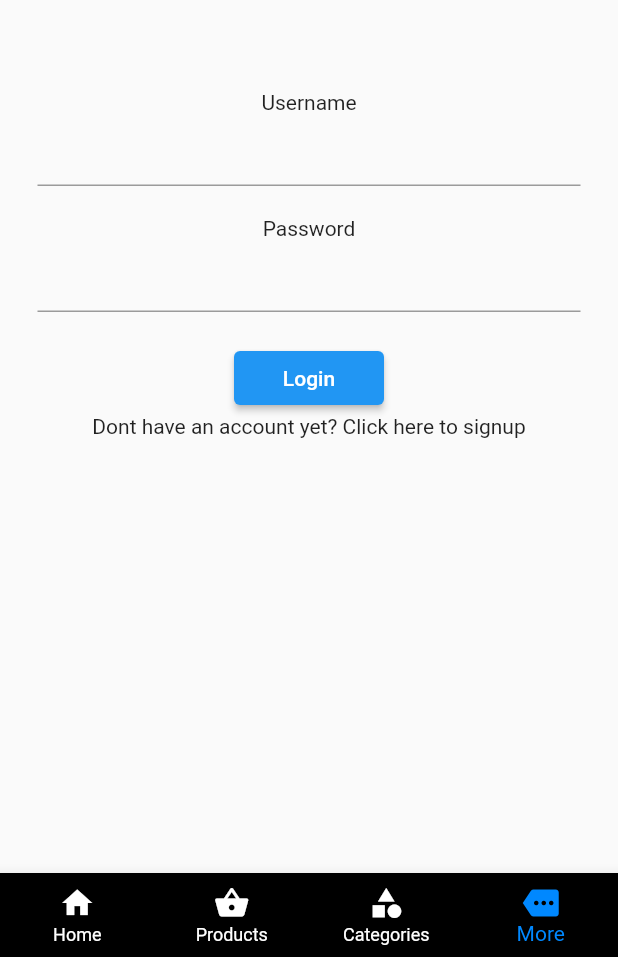
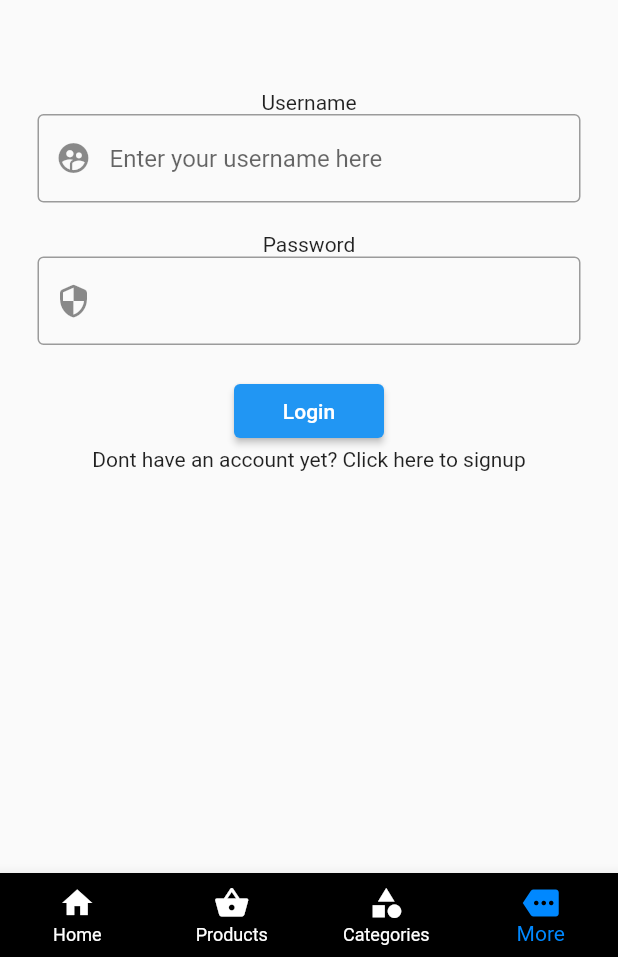
Before and after one commit to karimaboelregal/E-Commerce, a Flutter app: the screen it shows after launch, item 4 of the bottom bar chosen, after a tap on "Login", on a phone screen of 412 x 824 dp, the part 279-1236 px from its top. Run offline on Flutter 3.47's test engine with Material 2 defaults, Android fonts, the phone set to English and light mode, and no system bars; network calls fail.

Commit message:
adel commit + minor changes

```diff
--- a/lib/screens/user_screens/more_screens/login.dart
+++ b/lib/screens/user_screens/more_screens/login.dart
@@ -24,14 +24,36 @@ class Login extends StatelessWidget {
                 ),
               ],
             )),
-            const SizedBox(height: 60,),
+            const SizedBox(
+              height: 60,
+            ),
             Center(child: Text("Username")),
-            Container(width: MediaQuery.of(context).size.width - 50, child: TextField(),),
-            SizedBox(height:20),
+            Container(
+              width: MediaQuery.of(context).size.width - 50,
+              child: TextFormField(
+
+                decoration: InputDecoration(
+                  prefixIcon: Icon(Icons.supervised_user_circle),
+                  border: OutlineInputBorder(),
+                  hintText: 'Enter your username here',
+                ),
+              ),
+            ),
+            SizedBox(height: 20),
             Center(child: Text("Password")),
-            Container(width: MediaQuery.of(context).size.width - 50, child: TextField(),),
-            SizedBox(height:20),
-            Container(width: 100, child: ElevatedButton(onPressed: () {}, child: Text("Login"))),
+            Container(
+              width: MediaQuery.of(context).size.width - 50,
+              child: TextFormField(
+                decoration: InputDecoration(
+                  prefixIcon: Icon(Icons.security_rounded),
+                  border: OutlineInputBorder(),
+                ),
+              ),
+            ),
+            SizedBox(height: 20),
+            Container(
+                width: 100,
+                child: ElevatedButton(onPressed: () {}, child: Text("Login"))),
             Text("Dont have an account yet? Click here to signup"),
             WillPopScope(
                 onWillPop: () {
```
